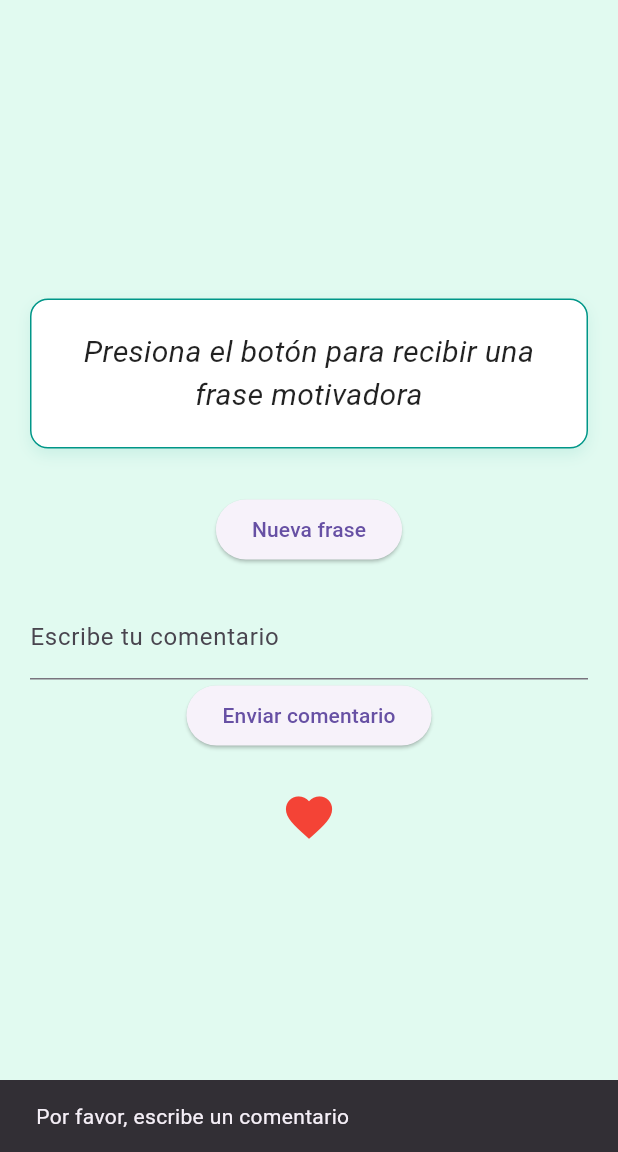
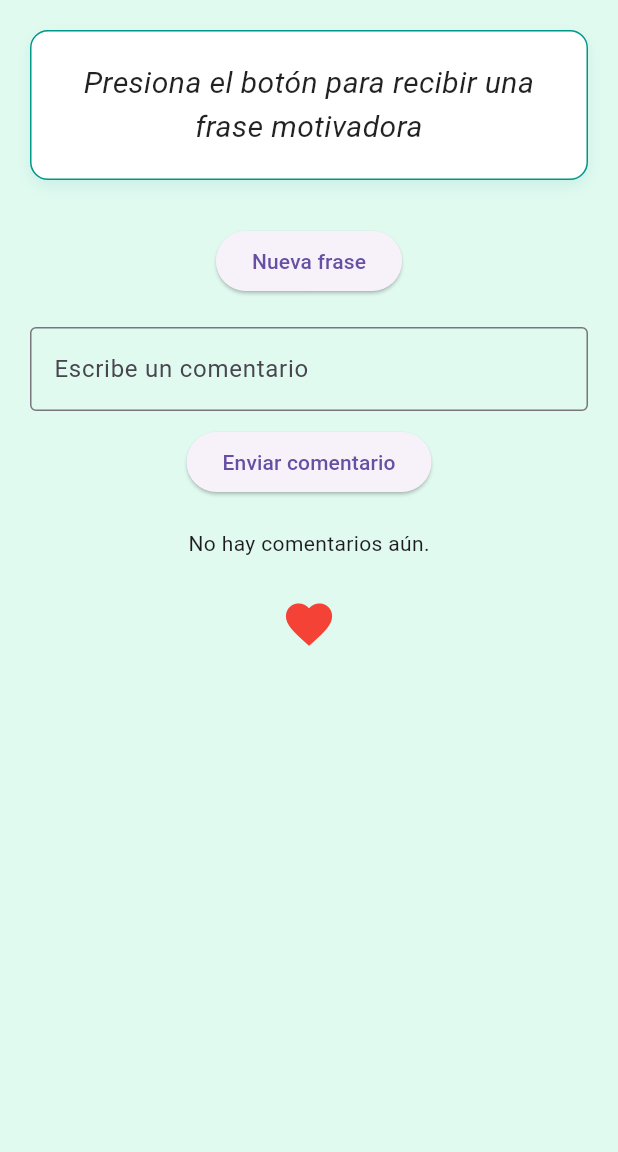
Before and after one commit to ranskevindevelope/FlutterProyectAPK, a Flutter app: the screen it shows after launch, after a tap on "Enviar comentario", on a phone screen of 412 x 824 dp, the part 84-1236 px from its top. Run offline on Flutter 3.47's test engine with Material 3 defaults, Android fonts, the phone set to English and light mode, and no system bars; our stand-ins replace share_plus; network calls fail.

Commit message:
actualizacion apk verison 3.0

```diff
--- a/lib/screens/home_page.dart
+++ b/lib/screens/home_page.dart
@@ -4,8 +4,7 @@ import '../widgets/frase_widget.dart';
 import '../models/frase.dart';
 import 'package:share_plus/share_plus.dart';
 import '../widgets/comentario_widget.dart';
-
-
+import '../widgets/comentarios_list_widget.dart';
 
 class HomePage extends StatefulWidget {
   const HomePage({super.key});
@@ -27,9 +26,11 @@ class _HomePageState extends State<HomePage> with SingleTickerProviderStateMixin
   ];
 
   late Frase _fraseActual;
-
   late AnimationController _controller;
   late Animation<double> _animation;
+
+
+  final GlobalKey<ComentariosListWidgetState> comentariosListKey = GlobalKey();
 
   @override
   void initState() {
@@ -72,11 +73,9 @@ class _HomePageState extends State<HomePage> with SingleTickerProviderStateMixin
         title: const Text('Frases Motivadoras SENA V.1 BETA'),
         centerTitle: true,
       ),
-      body: Center(
-        child: Padding(
+      body: SingleChildScrollView(
         padding: const EdgeInsets.all(20.0),
         child: Column(
-            mainAxisAlignment: MainAxisAlignment.center,
           children: [
             FraseWidget(frase: _fraseActual.contenido),
             const SizedBox(height: 30),
@@ -84,8 +83,14 @@ class _HomePageState extends State<HomePage> with SingleTickerProviderStateMixin
               onPressed: _generarFrase,
               child: const Text('Nueva frase'),
             ),
-              const SizedBox(height: 20), // para separar visualmente
-  ComentarioWidget(), // Aquí agregas el widget para los comentarios
+            const SizedBox(height: 20),
+            ComentarioWidget(
+              onComentarioEnviado: () {
+                comentariosListKey.currentState?.cargarComentarios();
+              },
+            ),
+            const SizedBox(height: 20),
+            ComentariosListWidget(key: comentariosListKey),
             const SizedBox(height: 20),
             AnimatedBuilder(
               animation: _animation,
@@ -104,7 +109,6 @@ class _HomePageState extends State<HomePage> with SingleTickerProviderStateMixin
           ],
         ),
       ),
-      ),
     );
   }
 }
--- a/lib/widgets/comentario_widget.dart
+++ b/lib/widgets/comentario_widget.dart
@@ -2,50 +2,36 @@ import 'package:flutter/material.dart';
 import 'package:http/http.dart' as http;
 
 class ComentarioWidget extends StatefulWidget {
+  final VoidCallback onComentarioEnviado;
+
+  const ComentarioWidget({super.key, required this.onComentarioEnviado});
+
   @override
-  _ComentarioWidgetState createState() => _ComentarioWidgetState();
+  State<ComentarioWidget> createState() => _ComentarioWidgetState();
 }
 
 class _ComentarioWidgetState extends State<ComentarioWidget> {
   final TextEditingController _controller = TextEditingController();
 
-  Future<void> enviarComentario() async {
+  Future<void> _enviarComentario() async {
     final comentario = _controller.text.trim();
+    if (comentario.isEmpty) return;
 
-    if (comentario.isEmpty) {
+    final url = Uri.parse("http://192.168.1.2/PHP-API-MYSQL_V2/controller/guardar_comentario.php");
+
+    final response = await http.post(url, body: {
+      "contenido": comentario,
+    });
+
+    if (response.statusCode == 200) {
+      _controller.clear();
+      widget.onComentarioEnviado();
       ScaffoldMessenger.of(context).showSnackBar(
-        const SnackBar(content: Text("Por favor, escribe un comentario")),
+        const SnackBar(content: Text("Comentario enviado")),
       );
-      return;
-    }
-
-    showDialog(
-      context: context,
-      barrierDismissible: false,
-      builder: (_) => const Center(child: CircularProgressIndicator()),
-    );
-
-    try {
-      final url = Uri.parse("http://192.168.1.2/PHP-API-MYSQL_V2/controller/insertar_comentario.php");
-      final response = await http.post(url, body: {'comentario': comentario});
-
-      Navigator.of(context).pop(); // Cierra el loading
-
-      if (response.statusCode == 200) {
-        final respuesta = response.body;
-        ScaffoldMessenger.of(context).showSnackBar(
-          SnackBar(content: Text("Respuesta del servidor: $respuesta")),
-        );
-        _controller.clear();
-      } else {
-        ScaffoldMessenger.of(context).showSnackBar(
-          SnackBar(content: Text("Error del servidor: ${response.statusCode}")),
-        );
-      }
-    } catch (e) {
-      Navigator.of(context).pop(); // Cierra el loading si hay error
+    } else {
       ScaffoldMessenger.of(context).showSnackBar(
-        SnackBar(content: Text("Error al conectar: $e")),
+        const SnackBar(content: Text("Error al enviar el comentario")),
       );
     }
   }
@@ -56,10 +42,14 @@ class _ComentarioWidgetState extends State<ComentarioWidget> {
       children: [
         TextField(
           controller: _controller,
-          decoration: const InputDecoration(labelText: "Escribe tu comentario"),
+          decoration: const InputDecoration(
+            labelText: "Escribe un comentario",
+            border: OutlineInputBorder(),
+          ),
         ),
+        const SizedBox(height: 10),
         ElevatedButton(
-          onPressed: enviarComentario,
+          onPressed: _enviarComentario,
           child: const Text("Enviar comentario"),
         ),
       ],
--- a/lib/widgets/comentarios_list_widget.dart
+++ b/lib/widgets/comentarios_list_widget.dart
@@ -1,59 +1,79 @@
 import 'package:flutter/material.dart';
-import '../api/comentarios_api.dart';
+import 'package:http/http.dart' as http;
+import 'dart:convert';
 
 class ComentariosListWidget extends StatefulWidget {
+  const ComentariosListWidget({super.key});
+
   @override
-  _ComentariosListWidgetState createState() => _ComentariosListWidgetState();
+  ComentariosListWidgetState createState() => ComentariosListWidgetState();
 }
 
-class _ComentariosListWidgetState extends State<ComentariosListWidget> {
-  late Future<List<dynamic>> futureComentarios;
+class ComentariosListWidgetState extends State<ComentariosListWidget> {
+  List<Map<String, dynamic>> _comentarios = [];
+  bool _cargando = false;
 
   @override
   void initState() {
     super.initState();
-    futureComentarios = fetchComentarios();
+    cargarComentarios();
+  }
+
+  Future<void> cargarComentarios() async {
+    setState(() => _cargando = true);
+
+    final url = Uri.parse("http://192.168.1.2/PHP-API-MYSQL_V2/controller/obtener_comentarios.php");
+
+    try {
+      final response = await http.get(url);
+      if (response.statusCode == 200) {
+        final data = json.decode(response.body);
+        if (data['success']) {
+          setState(() {
+            _comentarios = List<Map<String, dynamic>>.from(data['comentarios']);
+          });
+        } else {
+          setState(() {
+            _comentarios = [];
+          });
+        }
+      } else {
+        setState(() {
+          _comentarios = [];
+        });
+      }
+    } catch (e) {
+      setState(() {
+        _comentarios = [];
+      });
+    }
+
+    setState(() => _cargando = false);
   }
 
   @override
   Widget build(BuildContext context) {
-    return FutureBuilder<List<dynamic>>(
-      future: futureComentarios,
-      builder: (context, snapshot) {
-        if (snapshot.connectionState == ConnectionState.waiting) {
+    if (_cargando) {
       return const Center(child: CircularProgressIndicator());
-        } else if (snapshot.hasError) {
-          return Center(child: Text("Error: ${snapshot.error}"));
-        } else if (!snapshot.hasData || snapshot.data!.isEmpty) {
-          return const Center(child: Text("No hay comentarios"));
-        } else {
-          final comentarios = snapshot.data!;
-          return Column(
-            crossAxisAlignment: CrossAxisAlignment.start,
-            children: [
-              const Text(
-                "🗨️ Comentarios recientes:",
-                style: TextStyle(fontWeight: FontWeight.bold),
-              ),
-              const SizedBox(height: 10),
-              SizedBox(
-                height: 200,
-                child: ListView.builder(
-                  itemCount: comentarios.length,
+    }
+
+    if (_comentarios.isEmpty) {
+      return const Text("No hay comentarios aún.");
+    }
+
+    return ListView.builder(
+      shrinkWrap: true,
+      physics: const NeverScrollableScrollPhysics(),
+      itemCount: _comentarios.length,
       itemBuilder: (context, index) {
-                    final comentario = comentarios[index];
+        final comentario = _comentarios[index];
         return Card(
+          margin: const EdgeInsets.symmetric(vertical: 5),
           child: ListTile(
             title: Text(comentario['contenido']),
-                        subtitle: Text(comentario['fech'] ?? ''),
+            subtitle: Text("📅 ${comentario['fecha']}"),
           ),
         );
-                  },
-                ),
-              ),
-            ],
-          );
-        }
       },
     );
   }
```
Also changed, not shown: lib/api/comentarios_api.dart (+15 -7 lines). Lines whose indentation alone changed are shown as unchanged.
